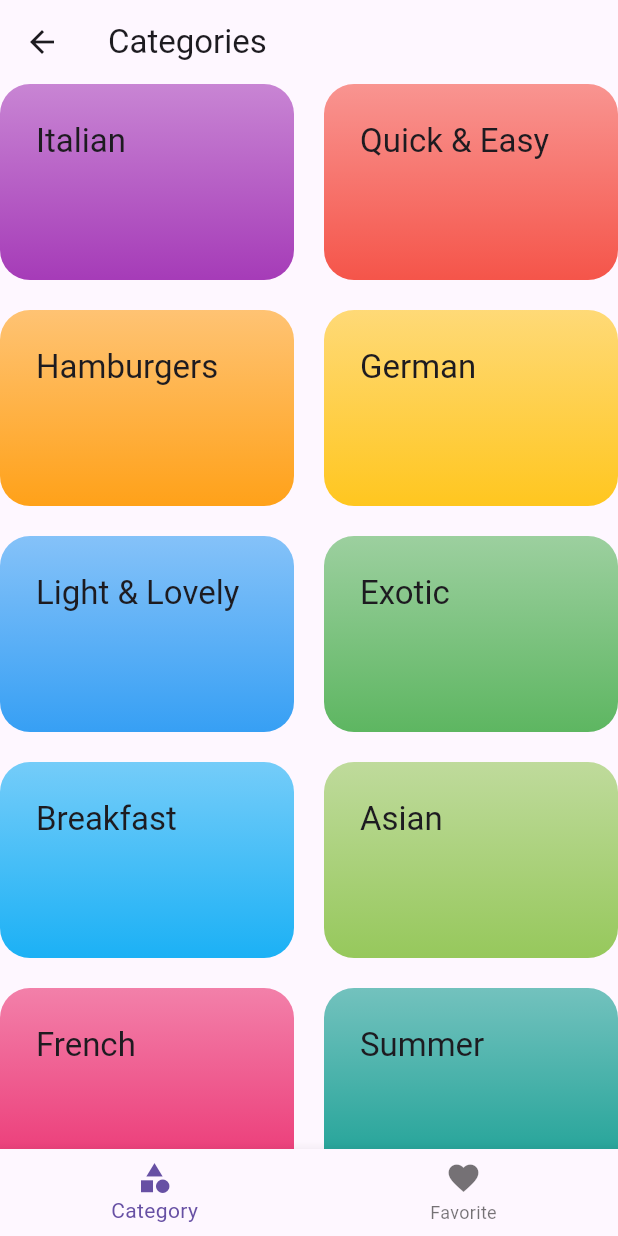
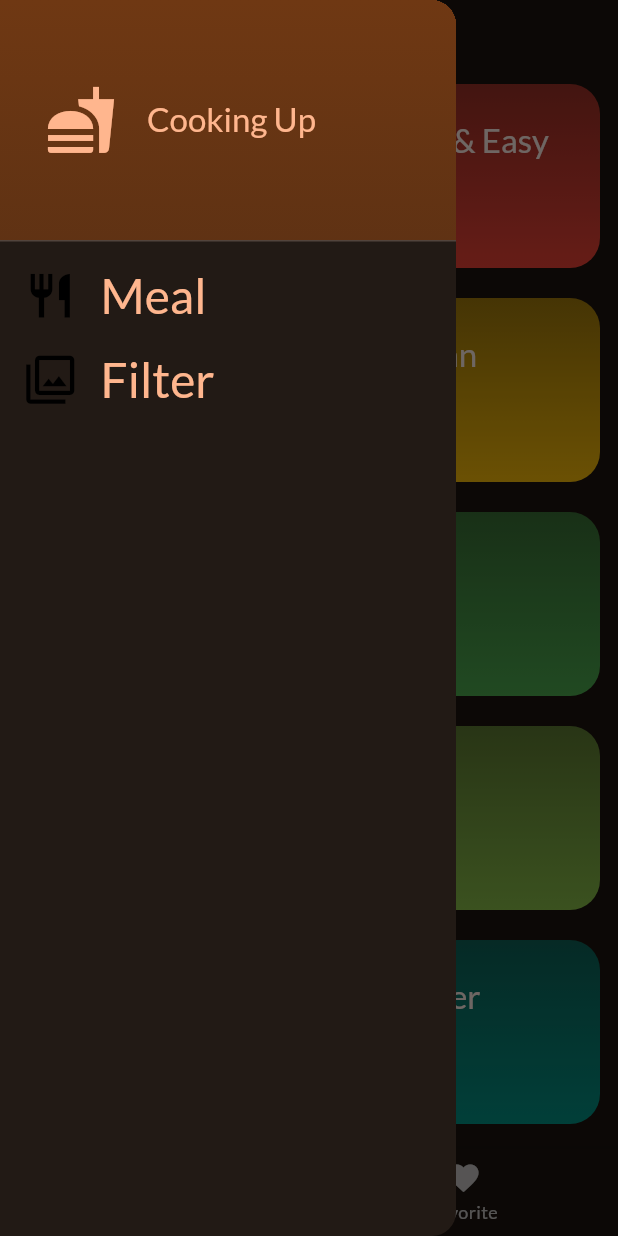
Before and after one commit to Rahulbitcot/flutter_learning_app, a Flutter app: the Tabs screen opened directly, with the side drawer open (before the commit the screen has no drawer), on a phone screen of 412 x 824 dp. Run offline on Flutter 3.47's test engine with Material 3 defaults, Android fonts, the phone set to English and light mode, and no system bars; our stand-ins replace google_fonts, shared_preferences, transparent_image; accounts and stored records are empty; network calls fail.

Commit message:
drawer and filter screen

```diff
--- a/lib/MealApp/categories_screen.dart
+++ b/lib/MealApp/categories_screen.dart
@@ -29,7 +29,12 @@ class CategoriesScreen extends StatelessWidget {
 
   @override
   Widget build(BuildContext context) {
-    return GridView(
+    return Scaffold(
+      body: Padding(
+        padding: const EdgeInsets.symmetric(
+          horizontal: 12,
+        ),
+        child: GridView(
           gridDelegate: const SliverGridDelegateWithFixedCrossAxisCount(
               crossAxisCount: 2,
               childAspectRatio: 3 / 2,
@@ -43,6 +48,8 @@ class CategoriesScreen extends StatelessWidget {
                     _selectedCategory(context, category);
                   })
           ],
+        ),
+      ),
     );
   }
 }
--- a/lib/MealApp/tab.dart
+++ b/lib/MealApp/tab.dart
@@ -1,7 +1,19 @@
 import 'package:flutter/material.dart';
 import 'package:flutter_learning_app/MealApp/categories_screen.dart';
+import 'package:flutter_learning_app/MealApp/filter.dart';
 import 'package:flutter_learning_app/MealApp/models/meal.dart';
+import 'package:flutter_learning_app/MealApp/widget/main_drawer.dart';
 import 'package:flutter_learning_app/MealApp/widget/meals.dart';
+import 'package:google_fonts/google_fonts.dart';
+
+final theme = ThemeData(
+  useMaterial3: true,
+  colorScheme: ColorScheme.fromSeed(
+    brightness: Brightness.dark,
+    seedColor: const Color.fromARGB(255, 131, 57, 0),
+  ),
+  textTheme: GoogleFonts.latoTextTheme(),
+);
 
 class Tabs extends StatefulWidget {
   const Tabs({super.key});
@@ -55,10 +67,20 @@ class _TabsState extends State<Tabs> {
       );
       activePageTitle = 'Your Favorite';
     }
+
+    void _setScreen(String identifier) {
+      Navigator.pop(context);
+      if (identifier == 'filter') {
+        Navigator.of(context)
+            .push(MaterialPageRoute(builder: (context) => const Filter()));
+      }
+    }
+
     return Scaffold(
       appBar: AppBar(
         title: Text(activePageTitle),
       ),
+      drawer: MainDrawer(onSelectScreen: _setScreen),
       body: activePage,
       bottomNavigationBar: BottomNavigationBar(
         currentIndex: _selectedPage,
--- /dev/null
+++ b/lib/MealApp/widget/main_drawer.dart
@@ -0,0 +1,79 @@
+import 'package:flutter/material.dart';
+
+class MainDrawer extends StatelessWidget {
+  const MainDrawer({super.key, required this.onSelectScreen});
+
+  final void Function(String identifier) onSelectScreen;
+
+  @override
+  Widget build(BuildContext context) {
+    return Drawer(
+      child: Column(
+        children: [
+          DrawerHeader(
+            padding: const EdgeInsets.all(30),
+            decoration: BoxDecoration(
+              gradient: LinearGradient(colors: [
+                Theme.of(context).colorScheme.primaryContainer,
+                Theme.of(context).colorScheme.primaryContainer.withOpacity(0.8)
+              ], begin: Alignment.topLeft, end: Alignment.bottomLeft),
+            ),
+            child: Row(
+              children: [
+                Icon(
+                  Icons.fastfood,
+                  size: 48,
+                  color: Theme.of(context).colorScheme.primary,
+                ),
+                const SizedBox(
+                  width: 20,
+                ),
+                Text(
+                  "Cooking Up",
+                  style: Theme.of(context)
+                      .textTheme
+                      .titleLarge!
+                      .copyWith(color: Theme.of(context).colorScheme.primary),
+                )
+              ],
+            ),
+          ),
+          ListTile(
+            leading: const Icon(
+              Icons.restaurant,
+              size: 35,
+              color: Colors.black,
+            ),
+            title: Text(
+              "Meal",
+              style: Theme.of(context)
+                  .textTheme
+                  .headlineLarge!
+                  .copyWith(color: Theme.of(context).colorScheme.primary),
+            ),
+            onTap: () {
+              onSelectScreen('meal');
+            },
+          ),
+          ListTile(
+            leading: const Icon(
+              Icons.filter,
+              size: 35,
+              color: Colors.black,
+            ),
+            title: Text(
+              "Filter",
+              style: Theme.of(context)
+                  .textTheme
+                  .headlineLarge!
+                  .copyWith(color: Theme.of(context).colorScheme.primary),
+            ),
+            onTap: () {
+              onSelectScreen('filter');
+            },
+          ),
+        ],
+      ),
+    );
+  }
+}
--- a/lib/main.dart
+++ b/lib/main.dart
@@ -3,13 +3,24 @@ import 'package:flutter_learning_app/APIIntegration/random_user_api.dart';
 import 'package:flutter_learning_app/Expenses/Widgets/expenses.dart';
 import 'package:flutter_learning_app/MealApp/tab.dart';
 import 'package:flutter_learning_app/QuizApp/quiz.dart';
+import 'package:google_fonts/google_fonts.dart';
+
+final theme = ThemeData(
+  useMaterial3: true,
+  colorScheme: ColorScheme.fromSeed(
+    brightness: Brightness.dark,
+    seedColor: const Color.fromARGB(255, 131, 57, 0),
+  ),
+  textTheme: GoogleFonts.latoTextTheme(),
+);
 
 var kColorScheme = ColorScheme.fromSeed(
   seedColor: const Color(0xFFF4A3A3),
 );
 void main() {
-  runApp(const MaterialApp(
-    home: Main(),
+  runApp(MaterialApp(
+    theme: theme,
+    home: const Main(),
   ));
 }
 
@@ -17,8 +28,7 @@ class Main extends StatelessWidget {
   const Main({super.key});
   @override
   Widget build(BuildContext context) {
-    return MaterialApp(
-      home: Scaffold(
+    return Scaffold(
       body: Center(
         child: SizedBox(
           width: double.infinity,
@@ -92,7 +102,6 @@ class Main extends StatelessWidget {
           ),
         ),
       ),
-      ),
     );
   }
 }
```
Also changed, not shown: lib/MealApp/filter.dart (added, +140 -0 lines), 1 other file. Lines whose indentation alone changed are shown as unchanged.
